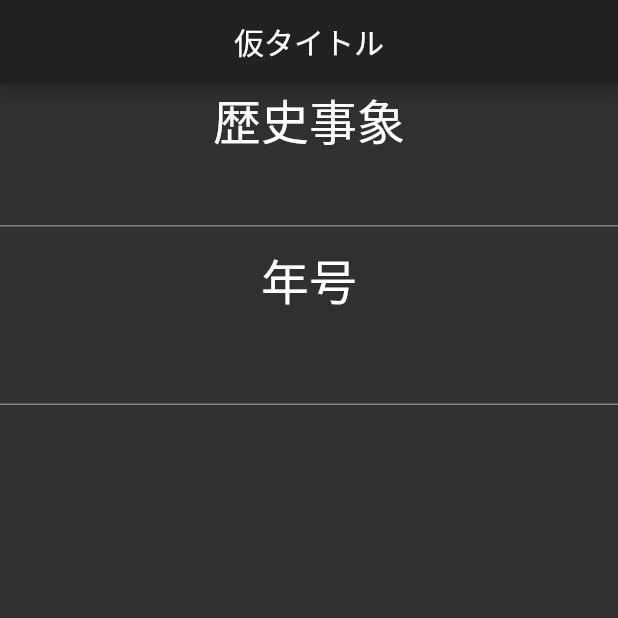
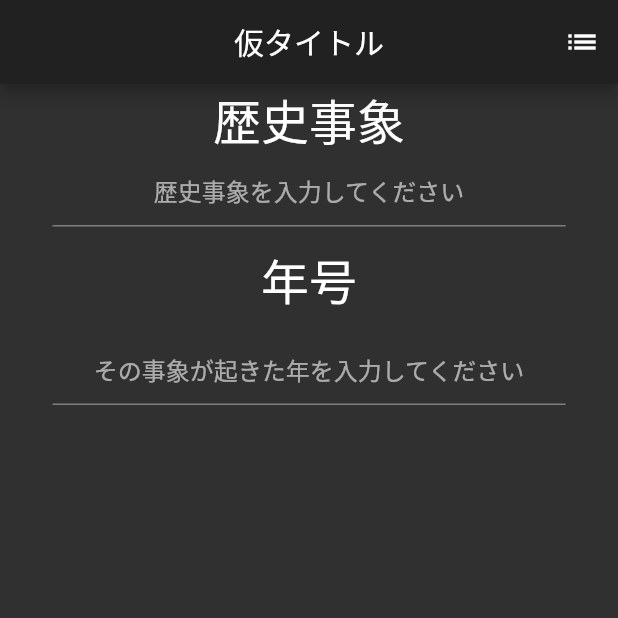
Before and after one commit to hachimitsuboy/world_history_card, a Flutter app: the EditScreen screen opened directly, on a phone screen of 412 x 824 dp, the top half of it. Run offline on Flutter 3.47's test engine with Material 2 defaults, Android fonts, the phone set to English and light mode, and no system bars; our stand-ins replace moor; generated files the repository leaves out were written again.

Commit message:
DBの作成

```diff
--- a/lib/screen/edit_screen.dart
+++ b/lib/screen/edit_screen.dart
@@ -1,4 +1,6 @@
 import 'package:flutter/material.dart';
+import 'package:world_history_card/db/database.dart';
+import 'package:world_history_card/main.dart';
 
 class EditScreen extends StatefulWidget {
   const EditScreen({Key? key}) : super(key: key);
@@ -9,8 +11,8 @@ class EditScreen extends StatefulWidget {
 
 class _EditScreenState extends State<EditScreen> {
   String _title = "仮タイトル";
-  String _strQuestion = "";
-  String _strAnswer = "";
+  String _event = "";
+  String _year = "";
 
   // TextEditingController _questionController = TextEditingController();
   // TextEditingController _answerController = TextEditingController();
@@ -21,17 +23,34 @@ class _EditScreenState extends State<EditScreen> {
       appBar: AppBar(
         title: Text(_title),
         centerTitle: true,
+        actions: [
+          IconButton(
+            onPressed: _addHistory,
+            icon: Icon(Icons.list),
+            tooltip: "歴史の登録を行います",
+          )
+        ],
       ),
       body: Column(
         children: [
-          Text("歴史事象", style: TextStyle(fontSize: 32.0),),
+          Text(
+            "歴史事象",
+            style: TextStyle(fontSize: 32.0),
+          ),
           _insertQuestion(),
-          SizedBox(height: 12.0,),
-          Text("年号", style: TextStyle(fontSize: 32.0),),
-          SizedBox(height: 12.0,),
+          SizedBox(
+            height: 12.0,
+          ),
+          Text(
+            "年号",
+            style: TextStyle(fontSize: 32.0),
+          ),
+          SizedBox(
+            height: 12.0,
+          ),
           _insertAnswer(),
-          Text(_strQuestion),
-          Text(_strAnswer),
+          Text(_event),
+          Text(_year),
         ],
       ),
     );
@@ -39,33 +58,45 @@ class _EditScreenState extends State<EditScreen> {
 
   //TODO 問題入力パート
   Widget _insertQuestion() {
-    return TextField(
+    return Padding(
+      padding: const EdgeInsets.symmetric(horizontal: 35.0),
+      child: TextField(
         maxLines: 1,
         keyboardType: TextInputType.name,
         onChanged: (strQuestion) => _setQuestion,
         textAlign: TextAlign.center,
+        decoration: InputDecoration(hintText: "歴史事象を入力してください"),
+      ),
     );
   }
 
   //TODO 解答入力パート
   Widget _insertAnswer() {
-    return TextField(
+    return Padding(
+      padding: const EdgeInsets.symmetric(horizontal: 35.0),
+      child: TextField(
         maxLines: 1,
         keyboardType: TextInputType.datetime,
         textAlign: TextAlign.center,
         onChanged: (strAnswer) => _setAnswer,
+        decoration: InputDecoration(hintText: "その事象が起きた年を入力してください"),
+      ),
     );
   }
 
   _setQuestion(String strQuestion) {
     setState(() {
-      _strQuestion = strQuestion;
+      _event = strQuestion;
     });
   }
 
   _setAnswer(String strAnswer) {
     setState(() {
-      _strAnswer = strAnswer;
+      _year = strAnswer;
     });
   }
+
+  _addHistory() async{
+    await database.addHistory(WorldHistorie(event: _event, year: _year));
   }
+}
--- a/lib/screen/word_list_screen.dart
+++ b/lib/screen/word_list_screen.dart
@@ -9,6 +9,7 @@ class WordListScreen extends StatefulWidget {
 }
 
 class _WordListScreenState extends State<WordListScreen> {
+
   @override
   Widget build(BuildContext context) {
     return WillPopScope( //WillPopScopeではonWillPopで
```
Also changed, not shown: lib/db/database.dart (added, +53 -0 lines), lib/main.dart (+8 -1 lines), pubspec.yaml (+7 -0 lines), lib/db/database.g.dart (added), pubspec.lock, 3 other files. Lines whose indentation alone changed are shown as unchanged.
